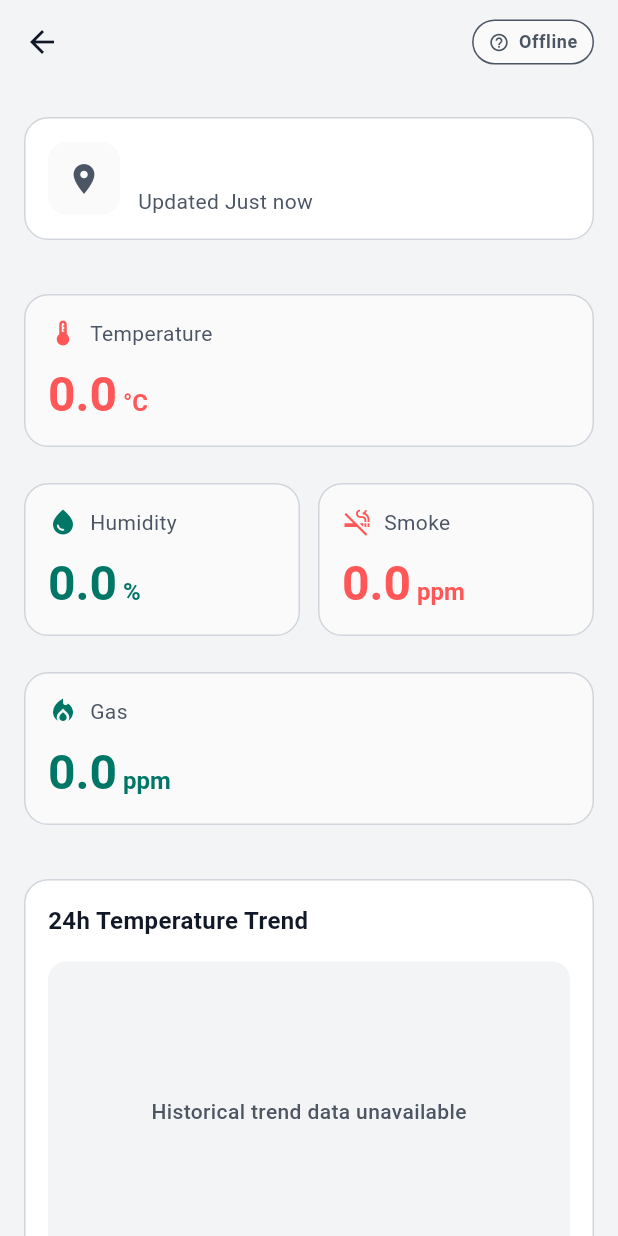
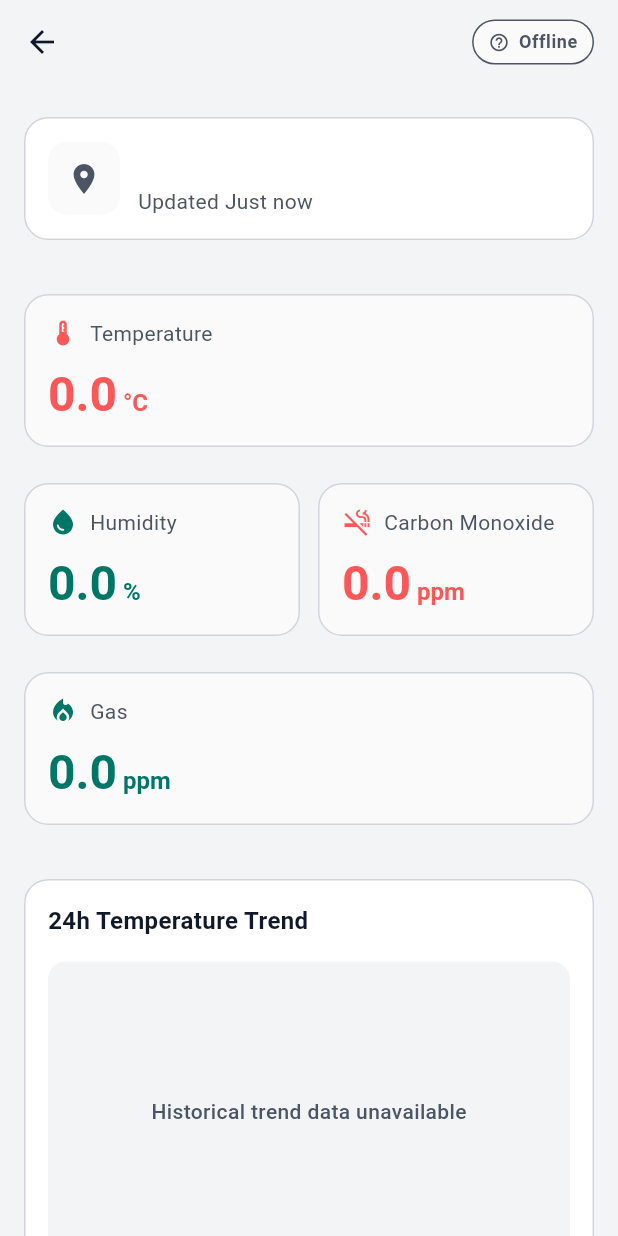
Before and after one commit to BrianPHL/fire-net, a Flutter app: the SensorDetailScreen screen opened directly with empty values, on a phone screen of 412 x 824 dp. Run offline on Flutter 3.47's test engine with Material 3 defaults, Android fonts, the phone set to English and light mode, and no system bars; our stand-ins replace cloud_firestore, firebase_auth, firebase_core, firebase_database, firebase_messaging, flutter_dotenv and 2 more; accounts and stored records are empty.

Commit message:
fix(lib): add mlx sensor readings

```diff
--- a/lib/features/user/screens/sensor_detail_screen.dart
+++ b/lib/features/user/screens/sensor_detail_screen.dart
@@ -154,7 +154,7 @@ class SensorDetailScreen extends StatelessWidget {
             Expanded(
               child: _buildReadingCard(
                 context,
-                'Smoke',
+                'Carbon Monoxide',
                 sensor.smoke,
                 'ppm',
                 Icons.smoke_free,
@@ -179,6 +179,36 @@ class SensorDetailScreen extends StatelessWidget {
             ),
           ],
         ),
+        if (sensor.hasMlxAmbientReading || sensor.hasMlxObjectReading) ...[
+          const SizedBox(height: 12),
+          Row(
+            children: [
+              Expanded(
+                child: _buildReadingCard(
+                  context,
+                  'IR Ambient',
+                  sensor.mlxAmbient ?? 0,
+                  '°C',
+                  Icons.thermostat,
+                  ThemeColors.getTemperatureColor(context),
+                  isAvailable: sensor.hasMlxAmbientReading,
+                ),
+              ),
+              const SizedBox(width: 12),
+              Expanded(
+                child: _buildReadingCard(
+                  context,
+                  'IR Object',
+                  sensor.mlxObject ?? 0,
+                  '°C',
+                  Icons.center_focus_strong,
+                  ThemeColors.getTemperatureColor(context),
+                  isAvailable: sensor.hasMlxObjectReading,
+                ),
+              ),
+            ],
+          ),
+        ],
       ],
     );
   }
@@ -189,9 +219,9 @@ class SensorDetailScreen extends StatelessWidget {
     double value,
     String unit,
     IconData icon,
-    Color color,
-    {bool isAvailable = true}
-  ) {
+    Color color, {
+    bool isAvailable = true,
+  }) {
     return Card(
       color: ThemeColors.getCardBackgroundLight(context),
       child: Padding(
@@ -471,6 +501,7 @@ class SensorDetailScreen extends StatelessWidget {
         return 'Offline';
     }
   }
+
   IconData _getStatusIcon() {
     switch (sensor.status) {
       case 'danger':
```
Also changed, not shown: lib/features/engineer/engineer_service.dart (+9 -1 lines), lib/features/engineer/widgets/node_management_card.dart (+59 -24 lines), lib/features/user/user_service.dart (+9 -1 lines), lib/features/user/widgets/sensor_card.dart (+38 -11 lines), lib/models/sensor_node.dart (+115 -8 lines), lib/services/alert_service.dart (+19 -7 lines).
